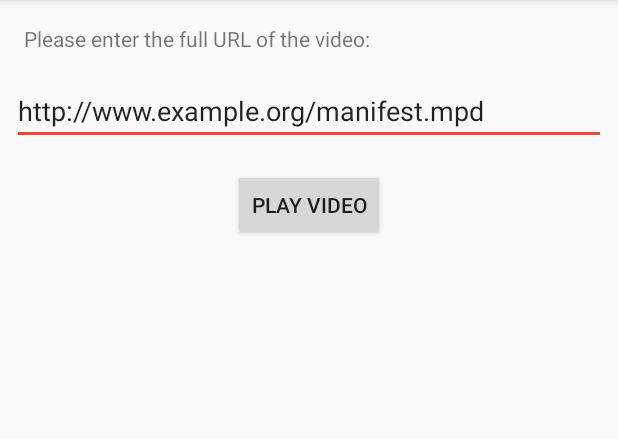
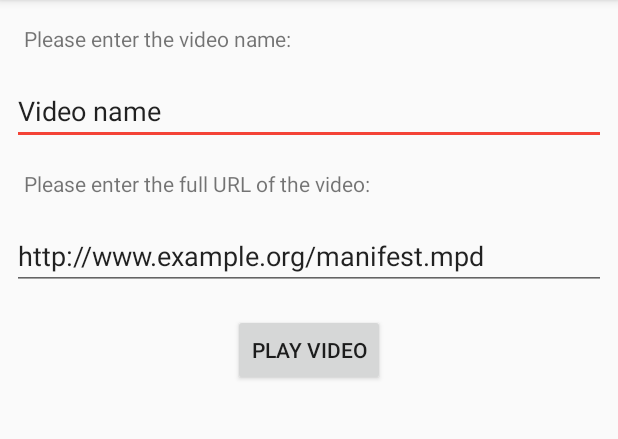
Before and after one commit to UCA4SVR/TOUCAN_VR_parametrizer, an Android app: the screen it shows after launch (VideoUrlActivity), after a tap on "INSERT URL", on a phone screen of 412 x 824 dp, the part 84-523 px from its top. Run offline under Robolectric (Android 15) with nearby library versions, the phone set to English and light mode, and no system bars.

Commit message:
Hotfix
+ Parameters modification (video name included, checkbox for bandwidth and head motion logging)
+ Wiki updated

```diff
--- a/app/src/main/java/fr/unice/i3s/uca4svr/toucan_vr_parametrizing/StartVRApp.java
+++ b/app/src/main/java/fr/unice/i3s/uca4svr/toucan_vr_parametrizing/StartVRApp.java
@@ -31,7 +31,7 @@ abstract class StartVRApp {
      * @param videoLink Video URL to be played in VR
      * @param preferences If preferences have already been recovered, parameters are retrieved from them
      */
-    static void startVR (Context applicationContext, String videoLink, SharedPreferences preferences) {
+    static void startVR (Context applicationContext, String videoName, String videoLink, SharedPreferences preferences) {
         //Retrieving preferences
         if(preferences == null)
             preferences = PreferenceManager.getDefaultSharedPreferences(applicationContext);
@@ -41,10 +41,13 @@ abstract class StartVRApp {
         if (launchIntent != null) {
             //Putting extra parameters
             launchIntent.putExtra("videoLink", videoLink);
+            launchIntent.putExtra("videoName", videoName);
             launchIntent.putExtra("bufferForPlayback", preferences.getString("bufferForPlayback", null));
             launchIntent.putExtra("bufferForPlaybackAR", preferences.getString("bufferForPlaybackAR", null));
             launchIntent.putExtra("minBufferSize", preferences.getString("minBufferSize", null));
             launchIntent.putExtra("maxBufferSize", preferences.getString("maxBufferSize", null));
+            launchIntent.putExtra("headMotionLogging", preferences.getBoolean("headMotionLogging", true));
+            launchIntent.putExtra("bandwidthLogging", preferences.getBoolean("bandwidthLogging", true));
             applicationContext.startActivity(launchIntent);
         } else {
             //Package not found: Retrieving and showing the error message
--- a/app/src/main/java/fr/unice/i3s/uca4svr/toucan_vr_parametrizing/Video.java
+++ b/app/src/main/java/fr/unice/i3s/uca4svr/toucan_vr_parametrizing/Video.java
@@ -34,9 +34,13 @@ class Video {
         this.name = this.link = this.bitrate = this.standard = this.others = "";
     }
 
-    //Get function
+    //Get functions
     String getLink() {
         return link;
+    }
+
+    String getName() {
+        return name;
     }
 
     //Set functions used when parsing the XML file
--- a/app/src/main/java/fr/unice/i3s/uca4svr/toucan_vr_parametrizing/VideoListActivity.java
+++ b/app/src/main/java/fr/unice/i3s/uca4svr/toucan_vr_parametrizing/VideoListActivity.java
@@ -63,7 +63,7 @@ public class VideoListActivity extends AppCompatActivity {
                 public void onItemClick(AdapterView<?> parent, View view, int position, long id) {
                     //Clicked item is given by the attribute "position".
                     // Retrieving the link of the chosen video and start VR activity
-                    StartVRApp.startVR(getApplicationContext(), videos.get(position).getLink(), preferences);
+                    StartVRApp.startVR(getApplicationContext(),videos.get(position).getName(), videos.get(position).getLink(), preferences);
                 }
             });
         } else {
--- a/app/src/main/java/fr/unice/i3s/uca4svr/toucan_vr_parametrizing/VideoUrlActivity.java
+++ b/app/src/main/java/fr/unice/i3s/uca4svr/toucan_vr_parametrizing/VideoUrlActivity.java
@@ -28,7 +28,9 @@ public class VideoUrlActivity extends AppCompatActivity {
 
     //Private attributes
     private EditText videoUrlEditText;
+    private EditText videoNameEditText;
     private String url;
+    private String name;
 
     @Override
     protected void onCreate(Bundle savedInstanceState) {
@@ -42,15 +44,18 @@ public class VideoUrlActivity extends AppCompatActivity {
         playVideoButton = (Button) findViewById(R.id.playVideo);
         //Retrieving the videoUrl EditText
         videoUrlEditText = (EditText) findViewById(R.id.videoUrl);
+        //Retrieving the videoName EditText
+        videoNameEditText = (EditText) findViewById(R.id.videoName);
 
         //Listener for the videoList Button: it launches the VR app if the URL is correct
         playVideoButton.setOnClickListener(new View.OnClickListener() {
             public void onClick(View v) {
                 url = videoUrlEditText.getText().toString();
+                name = videoNameEditText.getText().toString();
                 //Check URL syntax
                 if(URLUtil.isValidUrl(url)) {
                     // Start VR activity
-                    StartVRApp.startVR(getApplicationContext(),url,null);
+                    StartVRApp.startVR(getApplicationContext(),name,url,null);
                 } else {
                     //Retrieving and showing the error message
                     Toast.makeText(getApplicationContext(), getResources().getString(R.string.ERROR_notWellFormedUrl), Toast.LENGTH_SHORT).show();
--- a/app/src/main/res/layout/activity_video_url.xml
+++ b/app/src/main/res/layout/activity_video_url.xml
@@ -5,23 +5,35 @@
     tools:context=".MainActivity">
 
     <TextView
+        android:id="@+id/explaination_up_tw"
         android:layout_below="@+id/toolbar"
         android:layout_width="wrap_content"
         android:layout_height="wrap_content"
         android:layout_margin="@dimen/fullMargin"
-        android:text="@string/url"
-        android:id="@+id/explaination_up_tw" />
-
+        android:text="@string/video" />
+    <EditText
+        android:id="@+id/videoName"
+        android:layout_below="@+id/explaination_up_tw"
+        android:layout_width="match_parent"
+        android:layout_height="wrap_content"
+        android:layout_marginLeft="@dimen/fullMargin"
+        android:layout_centerHorizontal="true"
+        android:text="@string/nameHint" />
+    <TextView
+        android:id="@+id/explaination_middle_tw"
+        android:layout_below="@+id/videoName"
+        android:layout_width="wrap_content"
+        android:layout_height="wrap_content"
+        android:layout_margin="@dimen/fullMargin"
+        android:text="@string/url" />
     <EditText
         android:id="@+id/videoUrl"
         android:layout_width="match_parent"
         android:layout_height="wrap_content"
-        android:layout_below="@+id/explaination_up_tw"
+        android:layout_below="@+id/explaination_middle_tw"
         android:layout_marginLeft="@dimen/fullMargin"
         android:layout_centerHorizontal="true"
-        android:ems="10"
         android:text="@string/urlHint" />
-
     <Button
         android:id="@+id/playVideo"
         android:layout_width="wrap_content"
@@ -30,5 +42,4 @@
         android:layout_margin="@dimen/fullMargin"
         android:layout_centerHorizontal="true"
         android:text="@string/play" />
-
 </RelativeLayout>
--- a/app/src/main/res/values/strings.xml
+++ b/app/src/main/res/values/strings.xml
@@ -4,7 +4,9 @@
     <string name="explainationMiddle">Enter the video URL</string>
     <string name="explainationDown">Update video list from remote URL</string>
     <string name="url">Please enter the full URL of the video:</string>
+    <string name="video">Please enter the video name:</string>
     <string name="urlHint">http://www.example.org/manifest.mpd</string>
+    <string name="nameHint">Video name</string>
     <string name="urlButt">Insert Url</string>
     <string name="updButt">Update</string>
     <string name="choose">Pick up a video from a list</string>
--- a/app/src/main/res/xml/preferences.xml
+++ b/app/src/main/res/xml/preferences.xml
@@ -5,6 +5,16 @@
             android:key="vrApplicationPackage"
             android:summary="Please provide the package name of the VR application"
             android:defaultValue="@string/PREFERENCE_package"
+            />
+        <CheckBoxPreference android:title="Head Motion logging"
+            android:key="headMotionLogging"
+            android:summary="Please choose if you want to log the head motion or not"
+            android:defaultValue="true"
+            />
+        <CheckBoxPreference android:title="Bandwidth logging"
+            android:key="bandwidthLogging"
+            android:summary="Please choose if you want to log the bandwidth consumption or not"
+            android:defaultValue="true"
             />
     </PreferenceCategory>
     <PreferenceCategory android:title="Video List">
```
